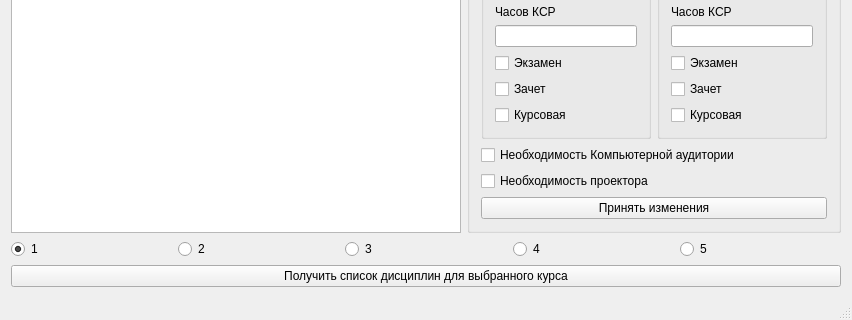
Stals/Curriculum, file mainwindow.ui: the form before one commit; both pictures show x 0 to 852 and y 306 to 626 of the 852 by 626 pixel window.
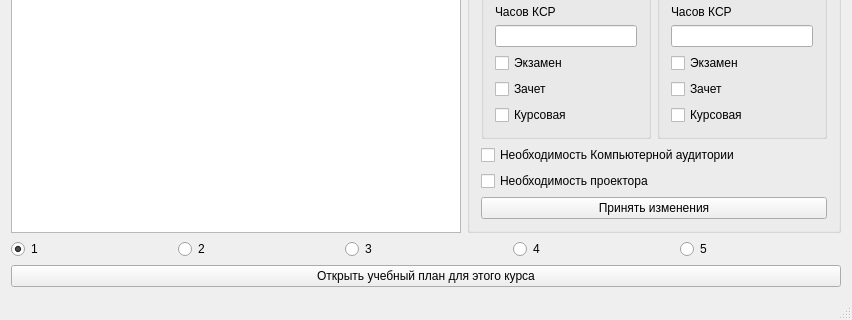
The form after the commit.

Commit message: получаем имя файла от пользователя

The edit to the form file:
```diff
--- a/mainwindow.ui
+++ b/mainwindow.ui
@@ -429,7 +429,7 @@
     <item row="2" column="0">
      <widget class="QPushButton" name="pushButton">
       <property name="text">
-       <string>Получить список дисциплин для выбранного курса</string>
+       <string>Открыть учебный план для этого курса</string>
       </property>
      </widget>
     </item>
```
The commit also changes 2 other files.
